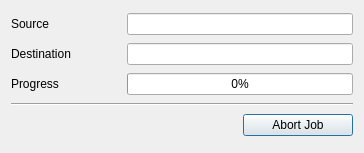
Old version of the form lib/plugins/vcs/subversion/uiprogress_dlg.ui in the repository KDE/kdevelop.
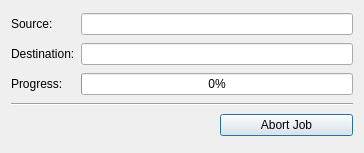
New version of the form. Custom widgets are drawn as their Qt base class.

Commit message: minor cleanups: colons on labels associated with widgets and ensure the content widgets take up the most space (as opposed to the labels growing with unecessary white space as you resize the widget)

```diff
--- a/lib/plugins/vcs/subversion/uiprogress_dlg.ui
+++ b/lib/plugins/vcs/subversion/uiprogress_dlg.ui
@@ -16,12 +16,18 @@
    <item row="0" column="0" >
     <widget class="QLabel" name="srcLabel" >
      <property name="text" >
-      <string>Source</string>
+      <string>Source:</string>
      </property>
     </widget>
    </item>
    <item row="0" column="1" colspan="2" >
     <widget class="KLineEdit" name="sourceEdit" >
+     <property name="sizePolicy" >
+      <sizepolicy vsizetype="Fixed" hsizetype="Expanding" >
+       <horstretch>1</horstretch>
+       <verstretch>0</verstretch>
+      </sizepolicy>
+     </property>
      <property name="readOnly" >
       <bool>true</bool>
      </property>
@@ -30,7 +36,7 @@
    <item row="1" column="0" >
     <widget class="QLabel" name="destLabel" >
      <property name="text" >
-      <string>Destination</string>
+      <string>Destination:</string>
      </property>
     </widget>
    </item>
@@ -44,7 +50,7 @@
    <item row="2" column="0" >
     <widget class="QLabel" name="progressLabel" >
      <property name="text" >
-      <string>Progress</string>
+      <string>Progress:</string>
      </property>
     </widget>
    </item>
```
